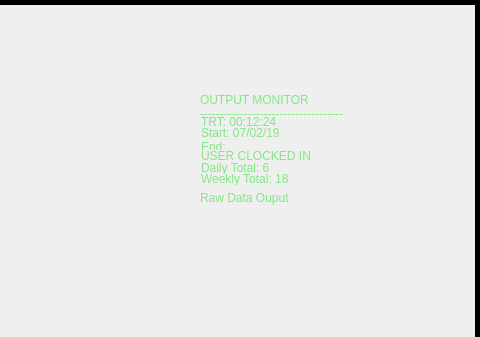
Qt form Python/Utilities/time_lord/ui/time_lord_clock.ui (SleepDeprivedVFX/t_sheets_listener) before a commit; both pictures show x 498 to 978 and y 0 to 337 of the 978 by 805 pixel window.
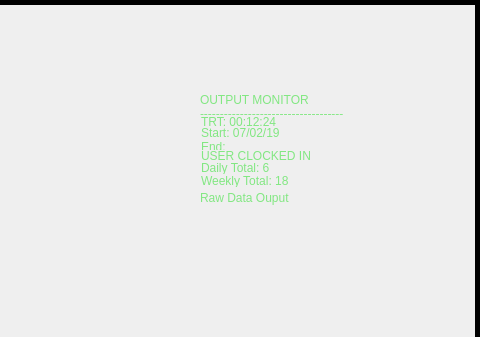
The same form after that commit. Icons and pictures are not drawn.

Commit message: Added tool tips to all the UI parts

```diff
--- a/Python/Utilities/time_lord/ui/time_lord_clock.ui
+++ b/Python/Utilities/time_lord/ui/time_lord_clock.ui
@@ -1133,7 +1133,7 @@
      <property name="geometry">
       <rect>
        <x>695</x>
-       <y>168</y>
+       <y>170</y>
        <width>204</width>
        <height>17</height>
       </rect>
```
Left out of the diff: 142 changed lines with no effect on the pictures. The commit also changes 1 other file.
